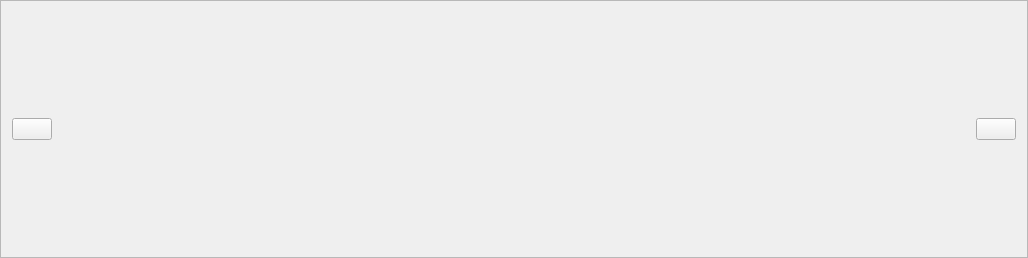
The window that notification_widget.ui (labscript-suite-temp/blacs) describes before a commit, drawn with Qt 5.
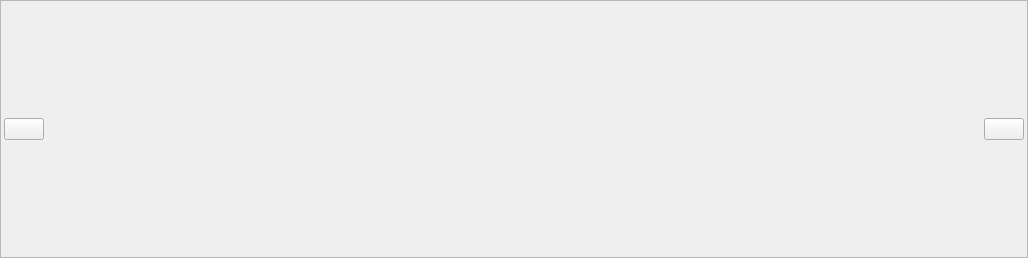
The same window after the commit. Icons and pictures are not drawn.

Commit message:
Save some more pixels in tab frame around state label and title.
Fixed bug which incorrectly added the status widget to a splitter.

Reduce margins in notification widgets

```diff
--- a/notification_widget.ui
+++ b/notification_widget.ui
@@ -26,10 +26,16 @@
    <enum>QFrame::Raised</enum>
   </property>
   <layout class="QVBoxLayout" name="verticalLayout_2">
+   <property name="spacing">
+    <number>0</number>
+   </property>
+   <property name="margin">
+    <number>3</number>
+   </property>
    <item>
-    <layout class="QHBoxLayout" name="horizontalLayout" stretch="0,0,1,0,0">
+    <layout class="QHBoxLayout" name="horizontalLayout" stretch="0,1,0">
      <property name="spacing">
-      <number>0</number>
+      <number>3</number>
      </property>
      <property name="sizeConstraint">
       <enum>QLayout::SetMinimumSize</enum>
@@ -48,22 +54,6 @@
        </property>
       </widget>
      </item>
-     <item>
-      <spacer name="horizontalSpacer_3">
-       <property name="orientation">
-        <enum>Qt::Horizontal</enum>
-       </property>
-       <property name="sizeType">
-        <enum>QSizePolicy::Preferred</enum>
-       </property>
-       <property name="sizeHint" stdset="0">
-        <size>
-         <width>40</width>
-         <height>20</height>
-        </size>
-       </property>
-      </spacer>
-     </item>
      <item>
       <layout class="QVBoxLayout" name="widget_layout">
        <property name="spacing">
@@ -74,22 +64,6 @@
        </property>
       </layout>
      </item>
-     <item>
-      <spacer name="horizontalSpacer_4">
-       <property name="orientation">
-        <enum>Qt::Horizontal</enum>
-       </property>
-       <property name="sizeType">
-        <enum>QSizePolicy::Preferred</enum>
-       </property>
-       <property name="sizeHint" stdset="0">
-        <size>
-         <width>40</width>
-         <height>20</height>
-        </size>
-       </property>
-      </spacer>
-     </item>
      <item>
       <widget class="QPushButton" name="close_button">
        <property name="toolTip">
```
The commit also changes 3 other files.
